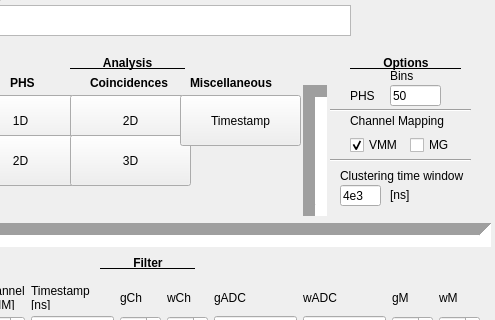
Before: the Qt Designer form Windows/mainwindow.ui in ess-dg/MultiGrid24_STF_VMM_measurements, drawn with Qt 5; both pictures show x 200 to 695 and y 92 to 412 of the 695 by 514 pixel window.
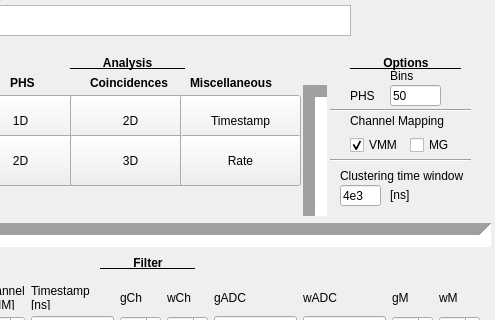
After: the same form once the commit is applied.

Commit message: Added rate-button

```diff
--- a/Windows/mainwindow.ui
+++ b/Windows/mainwindow.ui
@@ -1090,6 +1090,19 @@
      <string>[ns]</string>
     </property>
    </widget>
+   <widget class="QPushButton" name="rate_button">
+    <property name="geometry">
+     <rect>
+      <x>380</x>
+      <y>210</y>
+      <width>121</width>
+      <height>51</height>
+     </rect>
+    </property>
+    <property name="text">
+     <string>Rate</string>
+    </property>
+   </widget>
   </widget>
   <widget class="QMenuBar" name="menuBar">
    <property name="geometry">
```
The commit also changes 1 other file.
